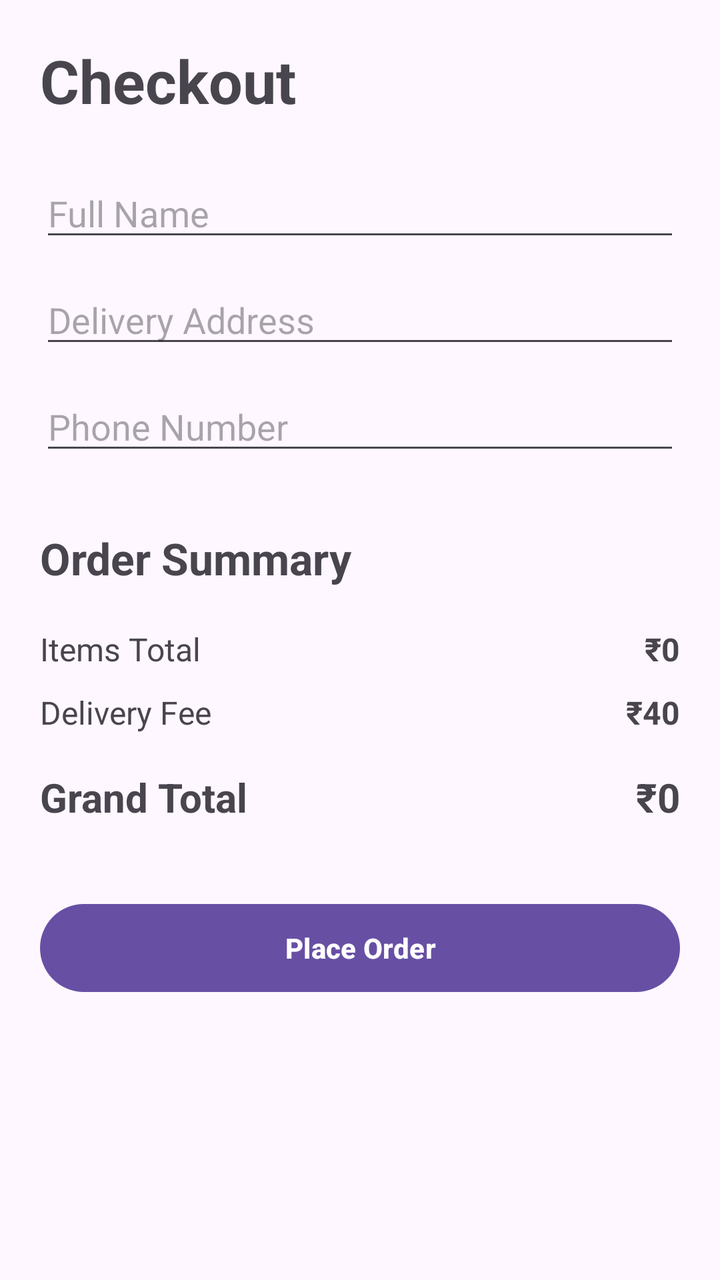
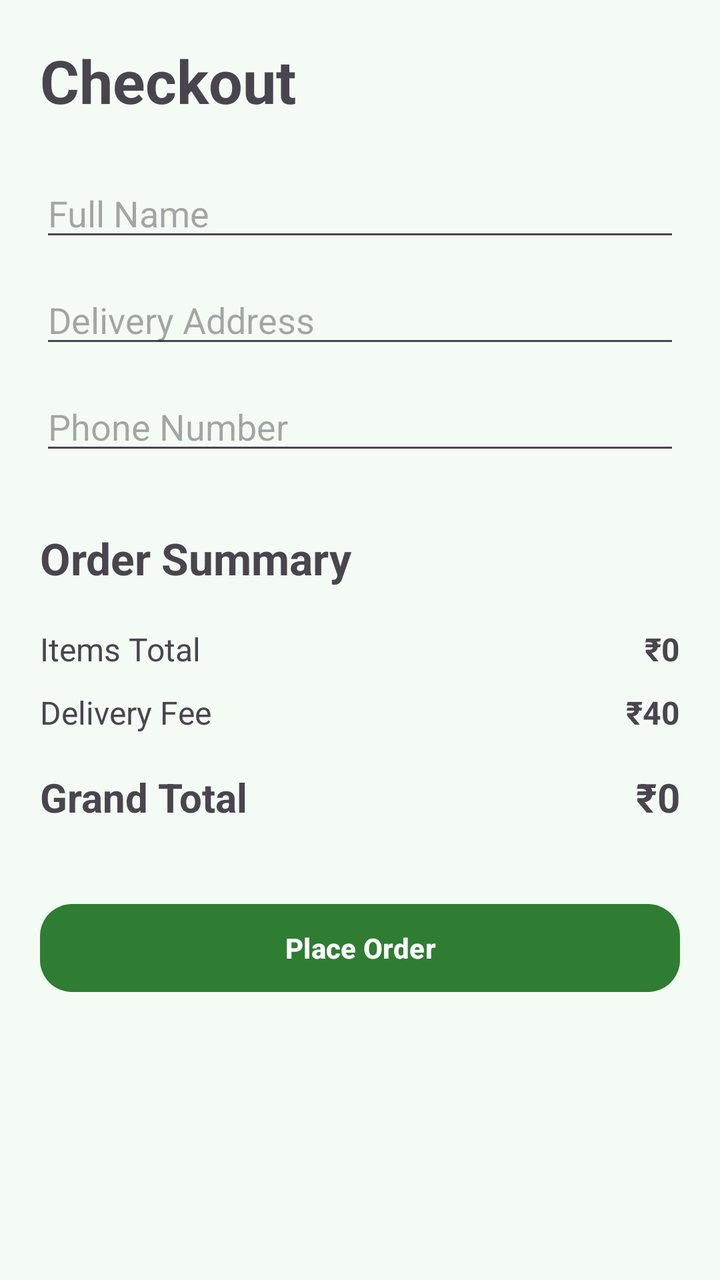

The first picture is an Android layout as it rendered before a commit; the second is the same layout after the commit. The layout source and the unified diff follow.
<!-- AndroidManifest.xml: application theme Theme.EaseGrocery -->
<!-- res/layout/activity_checkout.xml -->
<?xml version="1.0" encoding="utf-8"?>
<ScrollView xmlns:android="http://schemas.android.com/apk/res/android"
    android:layout_width="match_parent"
    android:fitsSystemWindows="true"
    android:layout_height="match_parent">

    <LinearLayout
        android:layout_width="match_parent"
        android:layout_height="wrap_content"
        android:orientation="vertical"
        android:padding="20dp">

        

        <TextView
            android:layout_width="wrap_content"
            android:layout_height="wrap_content"
            android:text="Checkout"
            android:textSize="30sp"
            android:textStyle="bold" />

        

        <EditText
            android:id="@+id/etName"
            android:layout_width="match_parent"
            android:layout_height="wrap_content"
            android:layout_marginTop="24dp"
            android:hint="Full Name" />

        <EditText
            android:id="@+id/etAddress"
            android:layout_width="match_parent"
            android:layout_height="wrap_content"
            android:layout_marginTop="12dp"
            android:hint="Delivery Address" />

        <EditText
            android:id="@+id/etPhone"
            android:layout_width="match_parent"
            android:layout_height="wrap_content"
            android:layout_marginTop="12dp"
            android:hint="Phone Number"
            android:inputType="phone" />

        

        <TextView
            android:layout_width="wrap_content"
            android:layout_height="wrap_content"
            android:layout_marginTop="32dp"
            android:text="Order Summary"
            android:textSize="22sp"
            android:textStyle="bold" />

        

        <LinearLayout
            android:layout_width="match_parent"
            android:layout_height="wrap_content"
            android:layout_marginTop="20dp"
            android:orientation="horizontal">

            <TextView
                android:layout_width="0dp"
                android:layout_height="wrap_content"
                android:layout_weight="1"
                android:text="Items Total"
                android:textSize="16sp" />

            <TextView
                android:id="@+id/tvItemsTotal"
                android:layout_width="wrap_content"
                android:layout_height="wrap_content"
                android:text="₹0"
                android:textSize="16sp"
                android:textStyle="bold" />
        </LinearLayout>

        

        <LinearLayout
            android:layout_width="match_parent"
            android:layout_height="wrap_content"
            android:layout_marginTop="10dp"
            android:orientation="horizontal">

            <TextView
                android:layout_width="0dp"
                android:layout_height="wrap_content"
                android:layout_weight="1"
                android:text="Delivery Fee"
                android:textSize="16sp" />

            <TextView
                android:id="@+id/tvDelivery"
                android:layout_width="wrap_content"
                android:layout_height="wrap_content"
                android:text="₹40"
                android:textSize="16sp"
                android:textStyle="bold" />
        </LinearLayout>

        

        <LinearLayout
            android:layout_width="match_parent"
            android:layout_height="wrap_content"
            android:layout_marginTop="18dp"
            android:orientation="horizontal">

            <TextView
                android:layout_width="0dp"
                android:layout_height="wrap_content"
                android:layout_weight="1"
                android:text="Grand Total"
                android:textSize="20sp"
                android:textStyle="bold" />

            <TextView
                android:id="@+id/tvGrandTotal"
                android:layout_width="wrap_content"
                android:layout_height="wrap_content"
                android:text="₹0"
                android:textSize="20sp"
                android:textStyle="bold" />
        </LinearLayout>

        

        <Button
            android:id="@+id/btnPlaceOrder"
            android:layout_width="match_parent"
            android:layout_height="52dp"
            android:layout_marginTop="36dp"
            android:text="Place Order"
            android:textStyle="bold" />

    </LinearLayout>

</ScrollView>
<!-- resources referenced by this layout -->
<resources>
  <style name="Theme.EaseGrocery" parent="Base.Theme.EaseGrocery" />
  <style name="Base.Theme.EaseGrocery" parent="Theme.Material3.DayNight.NoActionBar">
          
          
          <item name="android:windowDrawsSystemBarBackgrounds">true</item>
          <item name="android:windowTranslucentStatus">false</item>
      </style>
</resources>

<!-- the commit's change to res/layout/activity_checkout.xml (unified diff, before → after) -->
@@ -132,6 +132,7 @@
             android:id="@+id/btnPlaceOrder"
             android:layout_width="match_parent"
             android:layout_height="52dp"
+            style="@style/GreenButton"
             android:layout_marginTop="36dp"
             android:text="Place Order"
             android:textStyle="bold" />
<!-- resource entries referenced after the edit -->
@@ -1,11 +1,42 @@
 <!-- resources referenced by this layout -->
 <resources>
-  <style name="Theme.EaseGrocery" parent="Base.Theme.EaseGrocery" />
-  <style name="Base.Theme.EaseGrocery" parent="Theme.Material3.DayNight.NoActionBar">
+  <style name="GreenButton" parent="Widget.Material3.Button">
+          <item name="backgroundTint">?attr/colorPrimary</item>
+          <item name="android:textColor">?attr/colorOnPrimary</item>
+          <item name="cornerRadius">16dp</item>
+          <item name="android:textStyle">bold</item>
+      </style>
+  <style name="Theme.EaseGrocery" parent="Theme.Material3.DayNight.NoActionBar">
+  
+          <item name="colorPrimary">@color/colorPrimary</item>
+          <item name="colorSecondary">@color/colorSecondary</item>
+  
+          <item name="android:windowBackground">@color/colorBackground</item>
+  
+          <item name="android:windowLightStatusBar">true</item>
+          <item name="android:statusBarColor">@android:color/transparent</item>
+          <item name="android:navigationBarColor">@android:color/transparent</item>
+  
           
-          
-          <item name="android:windowDrawsSystemBarBackgrounds">true</item>
-          <item name="android:windowTranslucentStatus">false</item>
+          <item name="shapeAppearanceSmallComponent">@style/ShapeAppearance.EaseGrocery.Small</item>
+          <item name="shapeAppearanceMediumComponent">@style/ShapeAppearance.EaseGrocery.Medium</item>
+          <item name="shapeAppearanceLargeComponent">@style/ShapeAppearance.EaseGrocery.Large</item>
+  
+      </style>
+  <color name="colorPrimary">#2E7D32</color>
+  <color name="colorSecondary">#66BB6A</color>
+  <color name="colorBackground">#F4FAF4</color>
+  <style name="ShapeAppearance.EaseGrocery.Small" parent="ShapeAppearance.Material3.SmallComponent">
+          <item name="cornerFamily">rounded</item>
+          <item name="cornerSize">12dp</item>
+      </style>
+  <style name="ShapeAppearance.EaseGrocery.Medium" parent="ShapeAppearance.Material3.MediumComponent">
+          <item name="cornerFamily">rounded</item>
+          <item name="cornerSize">18dp</item>
+      </style>
+  <style name="ShapeAppearance.EaseGrocery.Large" parent="ShapeAppearance.Material3.LargeComponent">
+          <item name="cornerFamily">rounded</item>
+          <item name="cornerSize">28dp</item>
       </style>
 </resources>
 
